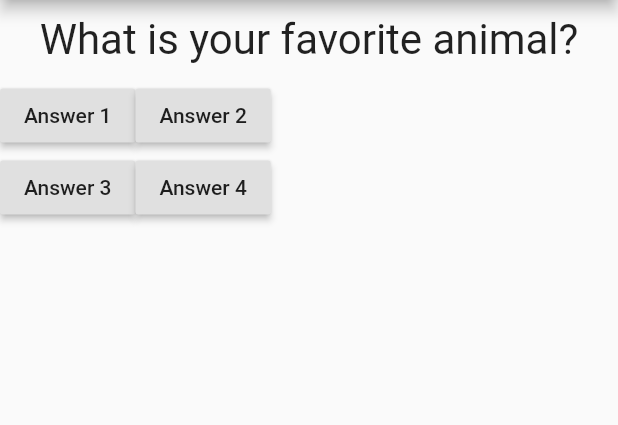
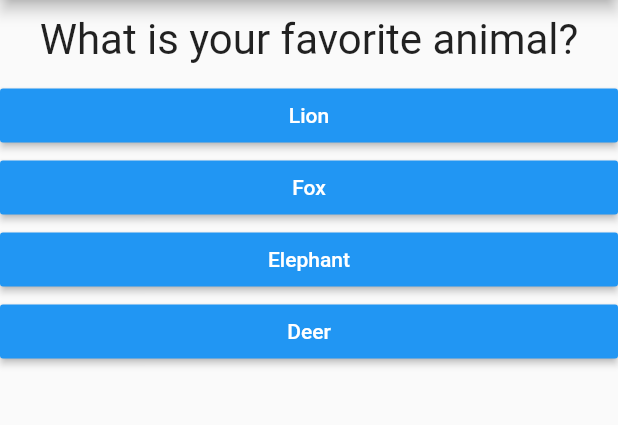
Before and after one commit to TheDecipherer/personality_detection_app, a Flutter app: the screen it shows after launch, on a phone screen of 412 x 824 dp, the part 84-509 px from its top. Run offline on Flutter 3.47's test engine with Material 2 defaults, Android fonts, the phone set to English and light mode, and no system bars.

Commit message:
Answer widget added

```diff
--- /dev/null
+++ b/lib/answer.dart
@@ -0,0 +1,21 @@
+import 'package:flutter/material.dart';
+
+class Answer extends StatelessWidget {
+  final Function answerSelector;
+  final String answer;
+
+  Answer(this.answerSelector, this.answer);
+
+  @override
+  Widget build(BuildContext context) {
+    return Container(
+      width: double.infinity,
+      child: RaisedButton(
+        child: Text(answer),
+        color: Colors.blue,
+        textColor: Colors.white,
+        onPressed: answerSelector,
+      ),
+    );
+  }
+}
--- a/lib/main.dart
+++ b/lib/main.dart
@@ -1,10 +1,9 @@
 import 'package:flutter/material.dart';
 
 import './question.dart';
+import './answer.dart';
 
-void main() {
-  runApp(MyApp());
-}
+void main() => runApp(MyApp());
 
 class MyApp extends StatefulWidget {
   @override
@@ -24,8 +23,18 @@ class _MyAppState extends State<MyApp> {
   @override
   Widget build(BuildContext context) {
     var questions = [
-      'What is your favorite animal?',
-      'What is your favorite color?'
+      {
+        'question': 'What is your favorite animal?',
+        'answer': ['Lion', 'Fox', 'Elephant', 'Deer']
+      },
+      {
+        'question': 'What is your favorite color?',
+        'answer': ['Black', 'White', 'Red', 'Blue']
+      },
+      {
+        'question': 'Who\'s your favorite instructor?',
+        'answer': ['Andrew', 'Max', 'Angela', 'Bagan']
+      },
     ];
     return MaterialApp(
       home: Scaffold(
@@ -35,34 +44,12 @@ class _MyAppState extends State<MyApp> {
         body: Column(
           children: <Widget>[
             Question(
-              questions[_questionIndex],
+              questions[_questionIndex]['question'],
             ),
-            Row(
-              children: <Widget>[
-                RaisedButton(
-                  child: Text('Answer 1'),
-                  onPressed: _answerQuestion,
-                ),
-                RaisedButton(
-                  child: Text('Answer 2'),
-                  onPressed: () => print('Answer 2 chosen'),
-                ),
-              ],
-            ),
-            Row(
-              children: <Widget>[
-                RaisedButton(
-                  child: Text('Answer 3'),
-                  onPressed: () {
-                    print('Answer 3 chosen');
-                  },
-                ),
-                RaisedButton(
-                  child: Text('Answer 4'),
-                  onPressed: _answerQuestion,
-                ),
-              ],
-            ),
+            ...(questions[_questionIndex]['answer'] as List<String>)
+                .map((answer) {
+              return Answer(_answerQuestion, answer);
+            }).toList(),
           ],
         ),
       ),
```
